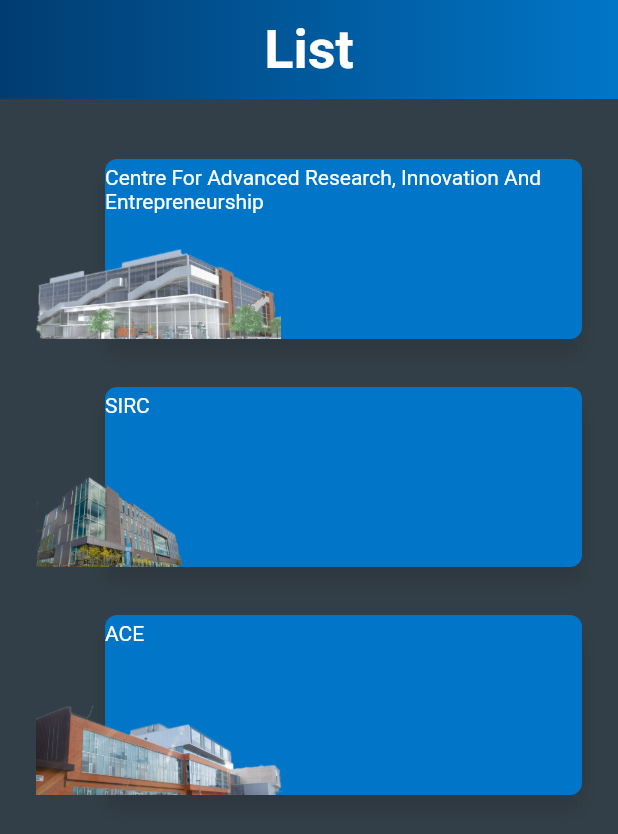
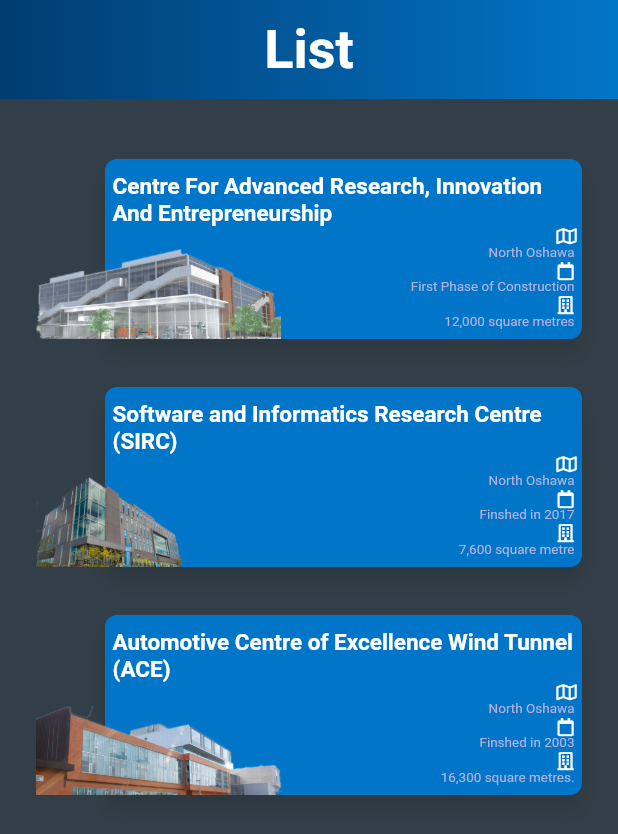
Before and after one commit to yashdhume/Brave-The-Future-App, a Flutter app: the ProjectPage screen opened directly, on a phone screen of 412 x 824 dp. Shown: the top 834 px of the screen. Run offline on Flutter 3.47's test engine with Material 2 defaults, Android fonts, the phone set to English and light mode, and no system bars; our stand-ins replace cloud_firestore, firebase_auth, font_awesome_flutter; accounts and stored records are empty; network calls fail; Roboto replaces fonts that are missing (Franklin).

Commit message:
Added to building cards TODO: Building Info

```diff
--- a/lib/ui/ProjectPageUI/Building.dart
+++ b/lib/ui/ProjectPageUI/Building.dart
@@ -4,7 +4,9 @@ class Building{
   final String location;
   final String image;
   final String imageBig;
-  const Building({this.id,this.name, this.location, this.image, this.imageBig});
+  final String open;
+  final String squareMeter;
+  const Building({this.id,this.name, this.location, this.image, this.imageBig,this.open, this.squareMeter} );
 
 }
 
@@ -14,18 +16,24 @@ List<Building> building =[
     name: "Centre For Advanced Research, Innovation And Entrepreneurship",
     location: "North Oshawa",
     image: "assets/pictures/building1.png",
-    imageBig: "assets/pictures/building1Full.jpg"
+    imageBig: "assets/pictures/building1Full.jpg",
+    open: "First Phase of Construction",
+    squareMeter: "12,000 square metres"
   ),
   const Building(
     id:"2",
-    name: "SIRC",
+    name: "Software and Informatics Research Centre (SIRC)",
     location: "North Oshawa",
     image: "assets/pictures/SIRC.png",
+      open: "Finshed in 2017",
+    squareMeter: "7,600 square metre",
   ),
   const Building(
     id:"3",
-    name: "ACE",
+    name: "Automotive Centre of Excellence Wind Tunnel (ACE)",
     location: "North Oshawa",
     image: "assets/pictures/ACE.png",
+    squareMeter: "16,300 square metres.",
+    open: "Finshed in 2003",
   ),
 ];
--- a/lib/ui/ProjectPageUI/BuildingInfo.dart
+++ b/lib/ui/ProjectPageUI/BuildingInfo.dart
@@ -0,0 +1,47 @@
+import 'package:flutter/material.dart';
+import 'package:brave_the_future/ui/ProjectPageUI/Building.dart';
+class BuildingInfo extends StatelessWidget{
+  final Building building;
+  BuildingInfo(this.building);
+  Widget build(BuildContext context){
+    Container _background () {
+      return new Container(
+        child: new Image.network(building.imageBig,
+          fit: BoxFit.cover,
+          height: 300.0,
+        ),
+        constraints: new BoxConstraints.expand(height: 300.0),
+      );
+    }
+    Container _gradient(){
+      return new Container(
+        margin: new EdgeInsets.only(top:190),
+        height: 110,
+        decoration: new BoxDecoration(
+          gradient: new LinearGradient(
+           colors: <Color>[
+             const Color(0xffb003C71),
+             const Color(0xffb0077CA),
+           ] ,
+            stops: [0.0,0.9],
+            begin:  const FractionalOffset(0, 0),
+            end: const FractionalOffset(0, 1)
+          ),
+        ),
+      );
+    }
+    return new Scaffold(
+      body: new Container(
+        constraints: new BoxConstraints.expand(),
+        color: Color(0xffb0077CA),
+        child: Stack(
+          children: <Widget>[
+            _background(),
+            _gradient(),
+          ],
+        ),
+
+      ),
+    );
+  }
+}
--- a/lib/ui/ProjectPageUI/GetBuildingInfo.dart
+++ b/lib/ui/ProjectPageUI/GetBuildingInfo.dart
@@ -1,9 +1,9 @@
 import 'package:flutter/material.dart';
 import 'package:brave_the_future/ui/ProjectPageUI/Building.dart';
+import 'package:brave_the_future/ui/ProjectPageUI/BuildingInfo.dart';
 
 class BuildingInfoPage extends StatelessWidget {
   final Building building;
-
   BuildingInfoPage(this.building);
   @override
   Widget build(BuildContext context) {
--- a/lib/ui/ProjectPageUI/ProjectRow.dart
+++ b/lib/ui/ProjectPageUI/ProjectRow.dart
@@ -1,11 +1,15 @@
 import 'package:flutter/material.dart';
 import 'package:brave_the_future/ui/ProjectPageUI/Building.dart';
 import 'package:brave_the_future/ui/ProjectPageUI/GetBuildingInfo.dart';
+import 'package:font_awesome_flutter/font_awesome_flutter.dart';
 
 class ProjectRow extends StatelessWidget {
   final Building building;
+  final bool horizontal;
 
-  ProjectRow(this.building);
+  ProjectRow(this.building, {this.horizontal = true});
+
+  ProjectRow.vertical(this.building) : horizontal = false;
 
   Widget build(BuildContext context) {
     final buildingContainer = new Hero(
@@ -14,6 +18,9 @@ class ProjectRow extends StatelessWidget {
             margin: new EdgeInsets.only(
               top: 60,
             ),
+            alignment: horizontal
+                ? FractionalOffset.centerLeft
+                : FractionalOffset.center,
             child: Align(
               alignment: Alignment.bottomLeft,
               child: new Image(
@@ -23,8 +30,9 @@ class ProjectRow extends StatelessWidget {
             )));
     final projectCard = new Container(
       constraints: new BoxConstraints.expand(),
-      height: 124.0,
+      height: 120.0,
       margin: new EdgeInsets.only(left: 46.0),
+      padding: new EdgeInsets.all(5),
       decoration: new BoxDecoration(
         color: new Color(0xffb0077CA),
         shape: BoxShape.rectangle,
@@ -45,7 +53,63 @@ class ProjectRow extends StatelessWidget {
           ),
           new Text(
             building.name,
+            style: TextStyle(
+                color: Colors.white,
+                fontFamily: 'Franklin',
+                fontWeight: FontWeight.w600,
+                fontSize: 15.0),
           ),
+          new Container(
+              //alignment: Alignment.centerRight,
+              child: Row(
+                mainAxisAlignment: MainAxisAlignment.end,
+                children: <Widget>[
+                  new SizedBox(width: 10.0),
+                  new Column(
+                    mainAxisAlignment: MainAxisAlignment.spaceEvenly,
+                    crossAxisAlignment: CrossAxisAlignment.end,
+                      children: <Widget>[
+                        new Icon(
+                          FontAwesomeIcons.map,
+                          size: 12,
+                        ),
+                        new Text(
+                          building.location,
+                          style: TextStyle(
+                              fontFamily: 'Franklin',
+                              color: const Color(0xffb6b2df),
+                              fontSize: 9.0,
+                              fontWeight: FontWeight.w400),
+                        ),
+                        new SizedBox(width: 10.0),
+                        new Icon(
+                          FontAwesomeIcons.calendar,
+                          size: 12,
+                        ),
+                        new Text(
+                          building.open,
+                          style: TextStyle(
+                              fontFamily: 'Franklin',
+                              color: const Color(0xffb6b2df),
+                              fontSize: 9.0,
+                              fontWeight: FontWeight.w400),
+                        ),
+                    new SizedBox(width: 10.0),
+                    new Icon(
+                      FontAwesomeIcons.building,
+                      size: 12,
+                    ),
+                    new Text(
+                      building.squareMeter,
+                      style: TextStyle(
+                          fontFamily: 'Franklin',
+                          color: const Color(0xffb6b2df),
+                          fontSize: 9.0,
+                          fontWeight: FontWeight.w400),
+                    ),
+                  ])
+                ],
+              )),
         ],
       ),
     );
--- a/pubspec.yaml
+++ b/pubspec.yaml
@@ -27,6 +27,7 @@ dev_dependencies:
   google_sign_in: ^3.3.0
   firebase_auth: ^0.7.0
   cloud_firestore: ^0.8.2+3
+  font_awesome_flutter: ^8.0.1
 
 fonts:
 - family: Franklin
```
